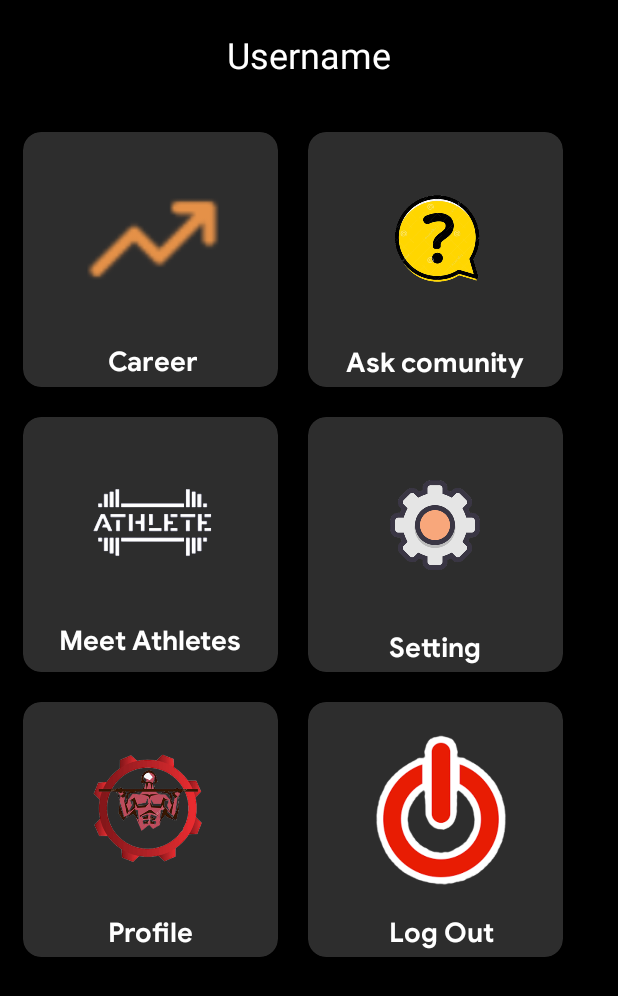
After one commit to Berserker7x/Street-Workout-App-SW4life-, an Android app: the Dashboard screen opened directly, with no data from a screen before it, on a phone screen of 412 x 824 dp. The commit adds this screen. Shown: the top 996 px of the screen. Run offline under Robolectric (Android 15) with nearby library versions, the phone set to English and light mode, and no system bars.

Commit message:
Dashboard

```diff
--- /dev/null
+++ b/app/src/main/java/com/example/firstapp/Dashboard.java
@@ -0,0 +1,14 @@
+package com.example.firstapp;
+
+import androidx.appcompat.app.AppCompatActivity;
+
+import android.os.Bundle;
+
+public class Dashboard extends AppCompatActivity {
+
+    @Override
+    protected void onCreate(Bundle savedInstanceState) {
+        super.onCreate(savedInstanceState);
+        setContentView(R.layout.dashboard);
+    }
+}
--- a/app/src/main/java/com/example/firstapp/Login.java
+++ b/app/src/main/java/com/example/firstapp/Login.java
@@ -113,7 +113,7 @@ public class Login extends AppCompatActivity {
                                 final String getPassword=snapshot.child(userlogin).child("password").getValue(String.class);
                                 if (getPassword.equals(passlogin)){
                                     Toast.makeText(Login.this,"Welcome",Toast.LENGTH_SHORT).show();
-                                    startActivity(new Intent(Login.this,MainActivity.class));
+                                    startActivity(new Intent(Login.this,Dashboard.class));
                                     finish();
                                 }
                                 else {
@@ -200,7 +200,7 @@ public class Login extends AppCompatActivity {
                         Toast.makeText(Login.this," Existing user ",Toast.LENGTH_SHORT).show();
                     }
                     //start profile activity
-                     startActivity(new Intent(Login.this,MainActivity.class));
+                     startActivity(new Intent(Login.this,Dashboard.class));
                      finish();
 
 
--- /dev/null
+++ b/app/src/main/res/drawable/shadow.xml
@@ -0,0 +1,83 @@
+<?xml version="1.0" encoding="utf-8"?>
+<layer-list xmlns:android="http://schemas.android.com/apk/res/android" >
+
+    <!-- Drop Shadow Stack -->
+    <item>
+        <shape>
+            <padding
+                android:bottom="2dp"
+                android:left="2dp"
+                android:right="2dp"
+                android:top="2dp" />
+
+            <solid android:color="#00cccccc" />
+
+            <corners android:radius="5dp" />
+        </shape>
+    </item>
+    <item>
+        <shape>
+            <padding
+                android:bottom="2dp"
+                android:left="2dp"
+                android:right="2dp"
+                android:top="2dp" />
+
+            <solid android:color="#05cccccc" />
+
+            <corners android:radius="5dp" />
+        </shape>
+    </item>
+    <item>
+        <shape>
+            <padding
+                android:bottom="2dp"
+                android:left="2dp"
+                android:right="2dp"
+                android:top="2dp" />
+
+            <solid android:color="#0acccccc" />
+
+            <corners android:radius="5dp" />
+        </shape>
+    </item>
+    <item>
+        <shape>
+            <padding
+                android:bottom="2dp"
+                android:left="2dp"
+                android:right="2dp"
+                android:top="2dp" />
+
+            <solid android:color="#0fcccccc" />
+
+            <corners android:radius="5dp" />
+        </shape>
+    </item>
+    <item>
+        <shape>
+            <padding
+                android:bottom="2dp"
+                android:left="2dp"
+                android:right="2dp"
+                android:top="2dp" />
+
+            <solid android:color="#14cccccc" />
+
+            <corners android:radius="5dp" />
+        </shape>
+    </item>
+
+    <!-- Background -->
+    <item>
+        <shape>
+            <solid android:color="#b2f7f7f7" />
+            <stroke
+                android:color="#681b98e6"
+                android:width="1dp"/>
+
+            <corners android:radius="5dp" />
+        </shape>
+    </item>
+
+</layer-list>
--- /dev/null
+++ b/app/src/main/res/layout/dashboard.xml
@@ -0,0 +1,252 @@
+<?xml version="1.0" encoding="utf-8"?>
+<ScrollView xmlns:android="http://schemas.android.com/apk/res/android"
+    xmlns:app="http://schemas.android.com/apk/res-auto"
+    xmlns:tools="http://schemas.android.com/tools"
+    android:layout_width="match_parent"
+    android:layout_height="match_parent"
+    android:background="@color/black"
+    tools:context=".MainActivity">
+
+
+    <LinearLayout
+        android:layout_width="match_parent"
+        android:layout_height="match_parent"
+        android:orientation="vertical">
+
+
+        <TextView
+            android:layout_width="match_parent"
+            android:layout_height="match_parent"
+            android:layout_margin="20dp"
+            android:gravity="center"
+
+            android:text="Username"
+            android:textColor="@color/white"
+            android:textSize="24sp" />
+
+        <GridLayout
+            android:layout_width="match_parent"
+            android:layout_height="match_parent"
+            android:layout_gravity="center_horizontal"
+
+
+            android:layout_margin="5dp"
+            android:alignmentMode="alignMargins"
+            android:columnCount="2"
+            android:columnOrderPreserved="false"
+            android:rowCount="4">
+
+
+            <androidx.cardview.widget.CardView
+                android:layout_width="170dp"
+                android:layout_height="170dp"
+                android:layout_margin="10dp"
+                app:cardBackgroundColor="@color/gray"
+
+                app:cardCornerRadius="12dp"
+                app:cardElevation="5dp">
+
+                <LinearLayout
+                    android:layout_width="174dp"
+                    android:layout_height="168dp"
+                    android:gravity="center"
+                    android:orientation="vertical">
+
+                    <ImageView
+                        android:layout_width="120dp"
+                        android:layout_height="100dp"
+                        android:layout_marginTop="18dp"
+                        android:src="@drawable/growth" />
+
+                    <TextView
+                        android:layout_width="wrap_content"
+                        android:layout_height="wrap_content"
+                        android:layout_marginTop="20dp"
+                        android:fontFamily="@font/googlesans_bold"
+
+
+                        android:text="Career"
+                        android:textColor="@color/white"
+                        android:textSize="18sp" />
+
+                </LinearLayout>
+
+            </androidx.cardview.widget.CardView>
+
+
+            <androidx.cardview.widget.CardView
+                android:layout_width="170dp"
+                android:layout_height="170dp"
+                android:layout_margin="10dp"
+                app:cardBackgroundColor="@color/gray"
+                app:cardCornerRadius="12dp"
+                app:cardElevation="5dp">
+
+                <LinearLayout
+                    android:layout_width="match_parent"
+                    android:layout_height="match_parent"
+                    android:gravity="center"
+                    android:orientation="vertical">
+
+                    <ImageView
+                        android:layout_width="120dp"
+                        android:layout_height="100dp"
+                        android:layout_marginTop="18dp"
+
+                        android:src="@drawable/question" />
+
+                    <TextView
+                        android:layout_width="wrap_content"
+                        android:layout_height="wrap_content"
+                        android:layout_marginTop="20dp"
+                        android:fontFamily="@font/googlesans_bold"
+
+                        android:text="Ask comunity"
+                        android:textColor="@color/white"
+                        android:textSize="18sp" />
+
+                </LinearLayout>
+
+            </androidx.cardview.widget.CardView>
+
+            <androidx.cardview.widget.CardView
+                android:layout_width="170dp"
+                android:layout_height="170dp"
+                android:layout_margin="10dp"
+                app:cardBackgroundColor="@color/gray"
+                app:cardCornerRadius="12dp"
+                app:cardElevation="5dp">
+
+                <LinearLayout
+                    android:layout_width="match_parent"
+                    android:layout_height="match_parent"
+                    android:gravity="center"
+                    android:orientation="vertical">
+
+                    <ImageView
+                        android:layout_width="120dp"
+                        android:layout_height="90dp"
+                        android:layout_marginTop="18dp"
+                        android:src="@drawable/athlete" />
+
+                    <TextView
+                        android:layout_width="wrap_content"
+                        android:layout_height="wrap_content"
+                        android:layout_marginTop="20dp"
+                        android:fontFamily="@font/googlesans_bold"
+                        android:text="Meet Athletes"
+                        android:textColor="@color/white"
+                        android:textSize="18sp" />
+
+                </LinearLayout>
+
+            </androidx.cardview.widget.CardView>
+
+            <androidx.cardview.widget.CardView
+                android:layout_width="170dp"
+                android:layout_height="170dp"
+                android:layout_margin="10dp"
+                app:cardBackgroundColor="@color/gray"
+                app:cardCornerRadius="12dp"
+                app:cardElevation="5dp">
+
+                <LinearLayout
+                    android:layout_width="match_parent"
+                    android:layout_height="match_parent"
+                    android:gravity="center"
+                    android:orientation="vertical">
+
+                    <ImageView
+                        android:layout_width="120dp"
+                        android:layout_height="100dp"
+                        android:layout_marginTop="18dp"
+                        android:src="@drawable/seeting" />
+
+                    <TextView
+                        android:layout_width="wrap_content"
+                        android:layout_height="wrap_content"
+                        android:layout_marginTop="20dp"
+                        android:fontFamily="@font/googlesans_bold"
+                        android:text="Setting"
+                        android:textColor="@color/white"
+                        android:textSize="18sp" />
+
+                </LinearLayout>
+
+            </androidx.cardview.widget.CardView>
+
+            <androidx.cardview.widget.CardView
+                android:layout_width="170dp"
+                android:layout_height="170dp"
+                android:layout_margin="10dp"
+                app:cardBackgroundColor="@color/gray"
+                app:cardCornerRadius="12dp"
+                app:cardElevation="5dp">
+
+                <LinearLayout
+                    android:layout_width="match_parent"
+                    android:layout_height="match_parent"
+                    android:gravity="center"
+                    android:orientation="vertical">
+
+                    <ImageView
+                        android:layout_width="120dp"
+                        android:layout_height="100dp"
+                        android:layout_marginTop="18dp"
+                        android:src="@drawable/profilosss" />
+
+                    <TextView
+                        android:layout_width="wrap_content"
+                        android:layout_height="wrap_content"
+                        android:layout_marginTop="20dp"
+                        android:fontFamily="@font/googlesans_bold"
+                        android:text="Profile"
+                        android:textColor="@color/white"
+                        android:textSize="18sp" />
+
+                </LinearLayout>
+
+            </androidx.cardview.widget.CardView>
+
+            <androidx.cardview.widget.CardView
+                android:layout_width="170dp"
+                android:layout_height="170dp"
+                android:layout_margin="10dp"
+                app:cardBackgroundColor="@color/gray"
+                app:cardCornerRadius="12dp"
+                app:cardElevation="5dp">
+
+                <LinearLayout
+                    android:layout_width="178dp"
+                    android:layout_height="match_parent"
+                    android:gravity="center"
+                    android:orientation="vertical">
+
+                    <ImageView
+                        android:layout_width="120dp"
+                        android:layout_height="100dp"
+                        android:layout_marginTop="18dp"
+                        android:src="@drawable/deco" />
+
+                    <TextView
+                        android:layout_width="wrap_content"
+                        android:layout_height="wrap_content"
+                        android:layout_marginTop="20dp"
+                        android:fontFamily="@font/googlesans_bold"
+                        android:text="Log Out"
+                        android:textColor="@color/white"
+                        android:textSize="18sp" />
+
+                </LinearLayout>
+
+            </androidx.cardview.widget.CardView>
+
+
+        </GridLayout>
+
+
+    </LinearLayout>
+
+
+
+</ScrollView>
--- a/app/src/main/res/values/colors.xml
+++ b/app/src/main/res/values/colors.xml
@@ -10,5 +10,6 @@
     <color name="colorAccent">#03DAC5</color>
     <color name="colorPrimary">#FAC110</color>
     <color name="colorPrimaryDark">#FAC110</color>
+    <color name="gray">#2d2d2d</color>
 
 </resources>
```
Also changed, not shown: app/src/main/AndroidManifest.xml (+6 -6 lines), app/src/main/res/drawable/athlete.png (added), app/src/main/res/drawable/dashboard.jpg (added), app/src/main/res/drawable/deco.png (added), app/src/main/res/drawable/growth.png (added), app/src/main/res/drawable/logooowwo.png (added), app/src/main/res/drawable/profileset.png (added), app/src/main/res/drawable/profilosss.png (added), app/src/main/res/drawable/question.png (added), app/src/main/res/drawable/questionat.png (added), app/src/main/res/drawable/questions.png (added), app/src/main/res/drawable/seeting.png (added), app/src/main/res/drawable/swworld.png (added), app/src/main/res/font/googlesans_bold.ttf (added).
